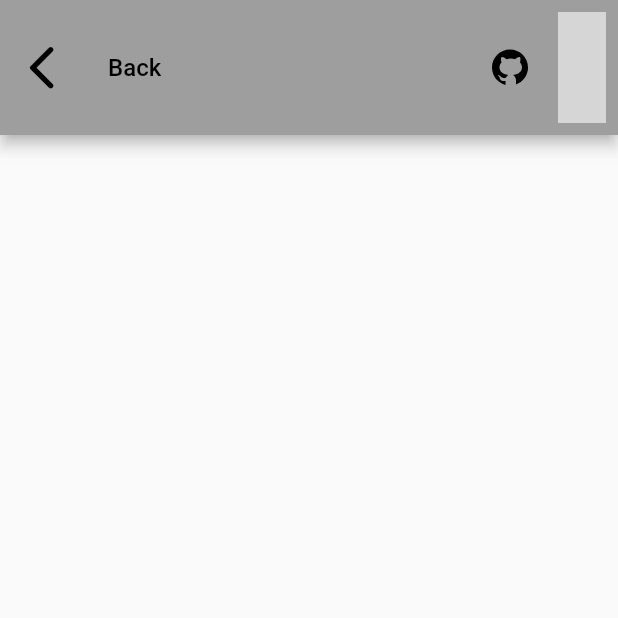
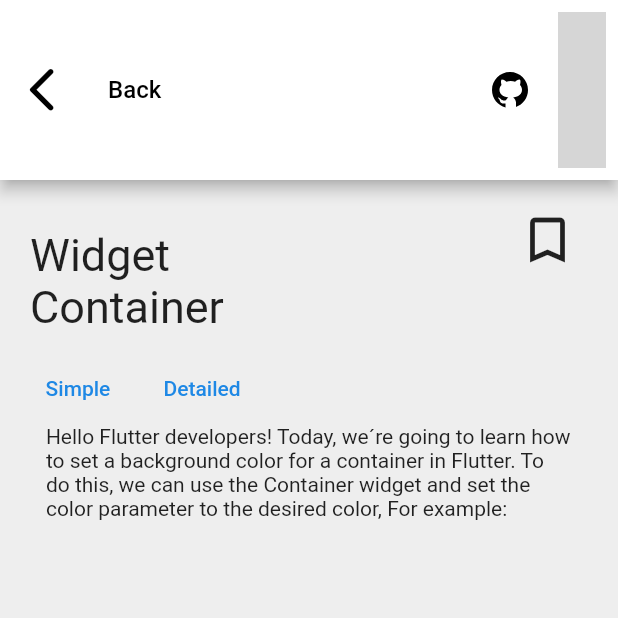
Before and after one commit to Mizerski/flutternary, a Flutter app: the screen it shows after launch, on a phone screen of 412 x 824 dp, the top half of it. Run offline on Flutter 3.47's test engine with Material 2 defaults, Android fonts, the phone set to English and light mode, and no system bars; our stand-ins replace flutter_svg; grey boxes are pictures that could not be loaded.

Commit message:
titulo , botões e texto começo

```diff
--- a/lib/screen-widget.dart
+++ b/lib/screen-widget.dart
@@ -2,30 +2,112 @@ import 'package:flutter/material.dart';
 import 'package:flutternary/widget/bymeacooffe_button/bymeacooffe_button.dart';
 import 'package:flutternary/widget/github_button/github_button.dart';
 
-class ScreenWidget extends StatelessWidget {
+class ScreenWidget extends StatefulWidget {
   const ScreenWidget({Key? key}) : super(key: key);
+
+  @override
+  State<ScreenWidget> createState() => _ScreenWidgetState();
+}
+
+class _ScreenWidgetState extends State<ScreenWidget> {
+
+  bool check = true;
 
   @override
   Widget build(BuildContext context) {
     return Scaffold(
       appBar: AppBar(
+        backgroundColor: Colors.white,
         leading: IconButton(
             icon: const Icon(Icons.arrow_back_ios_new_rounded),
             iconSize: 35,
             onPressed: () {}
           ),
-        toolbarHeight: 90,
+        toolbarHeight: 120,
         title: const Text(
           'Back',
           style: TextStyle(fontSize: 16),
         ),
         // ignore: prefer_const_literals_to_create_immutables
         actions: [
-         GithubButton(),
-         BuyMeaCoffeeButton()
+          GithubButton(),
+          BuyMeaCoffeeButton()
         ],
       ),
-      body: Container(),
-    );
+      body: Container(
+        color: Colors.grey[200],
+        padding: const EdgeInsets.only(top: 20, left: 20),
+        child: Column(
+          children: [
+            Row(
+              children: [
+                Container(
+                  width: 200,
+                    child: const Text('Widget Container',
+                    style: TextStyle(fontSize: 30),
+                  ),
+                ),
+                  IconButton(
+                    onPressed: (){
+                      setState(() {
+                        check = !check;
+                      });
+                    },
+                    padding: EdgeInsets.only(left: 125, bottom: 55),
+                    icon: check? Icon(Icons.bookmark_outline): Icon(Icons.bookmark),
+                    iconSize: 40,
+                  )
+              ],
+            ),
+            Row(
+              children: [
+                ElevatedButton(
+                    onPressed: () {},
+                    style:
+                      ElevatedButton.styleFrom(
+                        backgroundColor: Color.fromARGB(0, 0, 0, 0),
+                        elevation: 0,
+                        shape: RoundedRectangleBorder(
+                          borderRadius: BorderRadius.circular(30)
+                        ),
+                        padding: EdgeInsets.only(left: 10,right: 10)
+                      ),
+                    child: Text('Simple',  style: TextStyle(color: Colors.blue[600])),
+                  ),
+                  Padding(
+                      padding: const EdgeInsets.only(left: 15),
+                      child:
+                    ElevatedButton(
+                      onPressed: () {},
+                      style:
+                        ElevatedButton.styleFrom(
+                          backgroundColor: const Color.fromARGB(0, 0, 0, 0),
+                          elevation: 0,
+                          shape: RoundedRectangleBorder(
+                            borderRadius: BorderRadius.circular(30)
+                          ),
+                          padding: EdgeInsets.all(10)
+                        ),
+                      child: Text('Detailed',
+                        style: TextStyle(color: Colors.blue[600])),
+                    ),
+                  ),
+                ],
+              ),
+              Row(
+                mainAxisSize: MainAxisSize.min,
+                children: [
+                  Container(
+                    padding: const EdgeInsets.only(right: 20),
+                    width: MediaQuery.of(context).size.width * 0.9,
+                    child: Text('Hello Flutter developers! Today, we´re going to learn how to set a background color for a container in Flutter. To do this, we can use the Container widget and set the color parameter to the desired color, For example:',
+                    style: TextStyle(fontSize: 14),),
+                  ),
+                ],
+              )
+            ]
+          ),
+        ),
+      );
   }
 }
```
